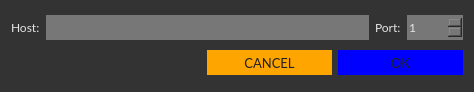
The window that src/gui/ui/newpooldialog.ui (aluisyoanx/gui-wallet) describes before a commit, drawn with Qt 5.
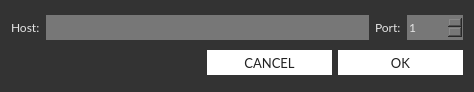
The same window after the commit.

What changed in the file:
```diff
--- a/src/gui/ui/newpooldialog.ui
+++ b/src/gui/ui/newpooldialog.ui
@@ -123,7 +123,7 @@
         </font>
        </property>
        <property name="styleSheet">
-        <string notr="true">color: #222; border-radius: 0px; border: 0px solid; background-color: orange;</string>
+        <string notr="true">color: #222; border-radius: 0px; border: 0px solid; background-color: white;</string>
        </property>
        <property name="text">
         <string>CANCEL</string>
@@ -145,7 +145,7 @@
         </font>
        </property>
        <property name="styleSheet">
-        <string notr="true">color: #222; border-radius: 0px; border: 0px solid; background-color: blue;</string>
+        <string notr="true">color: #222; border-radius: 0px; border: 0px solid; background-color: white;</string>
        </property>
        <property name="text">
         <string>OK</string>
```
